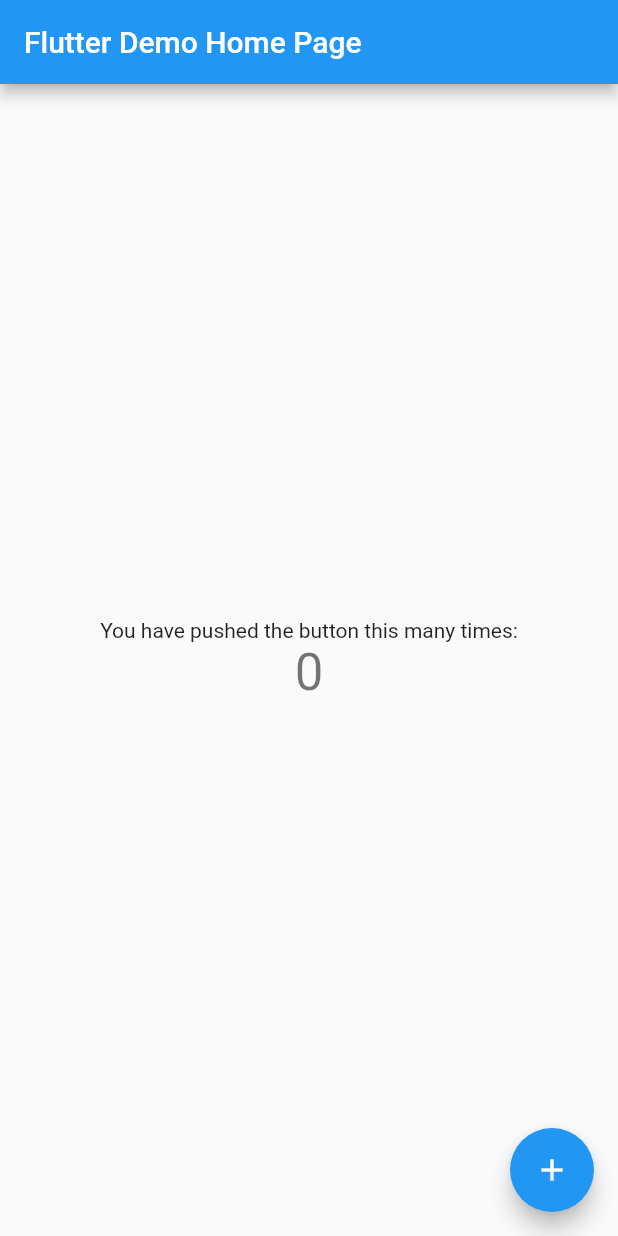
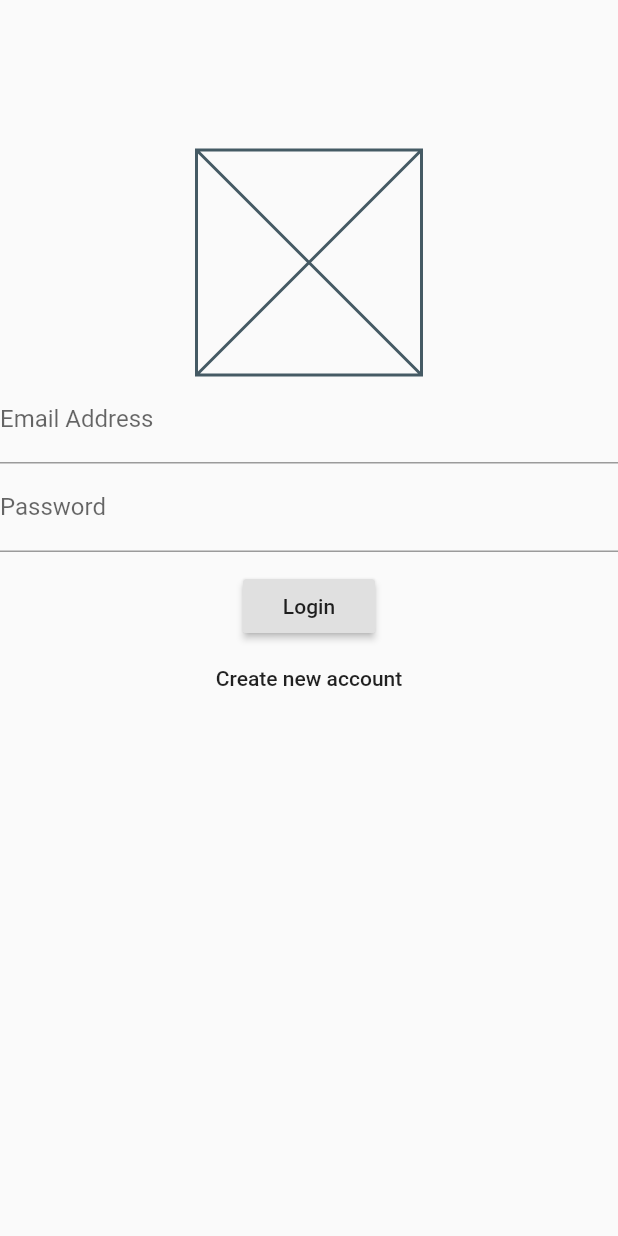
Before and after one commit to MatthieuNadeau96/flutter_messenger, a Flutter app: the screen it shows after launch, on a phone screen of 412 x 824 dp. Run offline on Flutter 3.47's test engine with Material 2 defaults, Android fonts, the phone set to English and light mode, and no system bars; our stand-ins replace cloud_firestore; accounts and stored records are empty.

Commit message:
Imported Firestore. Created an Authentication Screen with an Authentication Form to validate user's email, username, and password

```diff
--- a/lib/main.dart
+++ b/lib/main.dart
@@ -1,117 +1,21 @@
 import 'package:flutter/material.dart';
+import 'package:flutter_messenger/screens/auth_screen.dart';
+import 'package:flutter_messenger/screens/chat_screen.dart';
 
 void main() {
   runApp(MyApp());
 }
 
 class MyApp extends StatelessWidget {
-  // This widget is the root of your application.
   @override
   Widget build(BuildContext context) {
     return MaterialApp(
       title: 'Flutter Demo',
       theme: ThemeData(
-        // This is the theme of your application.
-        //
-        // Try running your application with "flutter run". You'll see the
-        // application has a blue toolbar. Then, without quitting the app, try
-        // changing the primarySwatch below to Colors.green and then invoke
-        // "hot reload" (press "r" in the console where you ran "flutter run",
-        // or simply save your changes to "hot reload" in a Flutter IDE).
-        // Notice that the counter didn't reset back to zero; the application
-        // is not restarted.
         primarySwatch: Colors.blue,
-        // This makes the visual density adapt to the platform that you run
-        // the app on. For desktop platforms, the controls will be smaller and
-        // closer together (more dense) than on mobile platforms.
         visualDensity: VisualDensity.adaptivePlatformDensity,
       ),
-      home: MyHomePage(title: 'Flutter Demo Home Page'),
+      home: AuthScreen(),
     );
   }
 }
-
-class MyHomePage extends StatefulWidget {
-  MyHomePage({Key key, this.title}) : super(key: key);
-
-  // This widget is the home page of your application. It is stateful, meaning
-  // that it has a State object (defined below) that contains fields that affect
-  // how it looks.
-
-  // This class is the configuration for the state. It holds the values (in this
-  // case the title) provided by the parent (in this case the App widget) and
-  // used by the build method of the State. Fields in a Widget subclass are
-  // always marked "final".
-
-  final String title;
-
-  @override
-  _MyHomePageState createState() => _MyHomePageState();
-}
-
-class _MyHomePageState extends State<MyHomePage> {
-  int _counter = 0;
-
-  void _incrementCounter() {
-    setState(() {
-      // This call to setState tells the Flutter framework that something has
-      // changed in this State, which causes it to rerun the build method below
-      // so that the display can reflect the updated values. If we changed
-      // _counter without calling setState(), then the build method would not be
-      // called again, and so nothing would appear to happen.
-      _counter++;
-    });
-  }
-
-  @override
-  Widget build(BuildContext context) {
-    // This method is rerun every time setState is called, for instance as done
-    // by the _incrementCounter method above.
-    //
-    // The Flutter framework has been optimized to make rerunning build methods
-    // fast, so that you can just rebuild anything that needs updating rather
-    // than having to individually change instances of widgets.
-    return Scaffold(
-      appBar: AppBar(
-        // Here we take the value from the MyHomePage object that was created by
-        // the App.build method, and use it to set our appbar title.
-        title: Text(widget.title),
-      ),
-      body: Center(
-        // Center is a layout widget. It takes a single child and positions it
-        // in the middle of the parent.
-        child: Column(
-          // Column is also a layout widget. It takes a list of children and
-          // arranges them vertically. By default, it sizes itself to fit its
-          // children horizontally, and tries to be as tall as its parent.
-          //
-          // Invoke "debug painting" (press "p" in the console, choose the
-          // "Toggle Debug Paint" action from the Flutter Inspector in Android
-          // Studio, or the "Toggle Debug Paint" command in Visual Studio Code)
-          // to see the wireframe for each widget.
-          //
-          // Column has various properties to control how it sizes itself and
-          // how it positions its children. Here we use mainAxisAlignment to
-          // center the children vertically; the main axis here is the vertical
-          // axis because Columns are vertical (the cross axis would be
-          // horizontal).
-          mainAxisAlignment: MainAxisAlignment.center,
-          children: <Widget>[
-            Text(
-              'You have pushed the button this many times:',
-            ),
-            Text(
-              '$_counter',
-              style: Theme.of(context).textTheme.headline4,
-            ),
-          ],
-        ),
-      ),
-      floatingActionButton: FloatingActionButton(
-        onPressed: _incrementCounter,
-        tooltip: 'Increment',
-        child: Icon(Icons.add),
-      ), // This trailing comma makes auto-formatting nicer for build methods.
-    );
-  }
-}
--- /dev/null
+++ b/lib/screens/auth_screen.dart
@@ -0,0 +1,23 @@
+import 'package:flutter/material.dart';
+import 'package:flutter_messenger/widgets/auth_form.dart';
+
+class AuthScreen extends StatefulWidget {
+  @override
+  _AuthScreenState createState() => _AuthScreenState();
+}
+
+class _AuthScreenState extends State<AuthScreen> {
+  void _submitAuthForm(
+    String email,
+    String password,
+    String username,
+    bool isLogin,
+  ) {}
+
+  @override
+  Widget build(BuildContext context) {
+    return Scaffold(
+      body: AuthForm(_submitAuthForm),
+    );
+  }
+}
--- /dev/null
+++ b/lib/widgets/auth_form.dart
@@ -0,0 +1,132 @@
+import 'package:flutter/material.dart';
+
+class AuthForm extends StatefulWidget {
+  AuthForm(this.submitFn);
+  final void Function(
+    String email,
+    String password,
+    String username,
+    bool isLogin,
+  ) submitFn;
+
+  @override
+  _AuthFormState createState() => _AuthFormState();
+}
+
+class _AuthFormState extends State<AuthForm> {
+  final _formKey = GlobalKey<FormState>();
+  var _isLogin = true;
+  String _userEmail = '';
+  String _userName = '';
+  String _userPassword = '';
+
+  void _trySubmit() {
+    final isValid = _formKey.currentState.validate();
+    FocusScope.of(context).unfocus();
+    if (isValid) {
+      _formKey.currentState.save();
+    }
+    widget.submitFn(
+      _userEmail,
+      _userName,
+      _userPassword,
+      _isLogin,
+    );
+    // send auth requrest
+  }
+
+  @override
+  Widget build(BuildContext context) {
+    return Column(
+      children: [
+        SizedBox(height: 100, width: double.infinity),
+        SizedBox(
+          height: 150,
+          width: 150,
+          child: Placeholder(),
+        ),
+        Expanded(
+          child: SingleChildScrollView(
+            child: Form(
+              key: _formKey,
+              child: Column(
+                mainAxisSize: MainAxisSize.min,
+                children: [
+                  TextFormField(
+                    key: ValueKey('email'),
+                    validator: (value) {
+                      if (value.isEmpty || !value.contains('@')) {
+                        return 'Please enter a valid email address.';
+                      }
+                      return null;
+                    },
+                    keyboardType: TextInputType.emailAddress,
+                    decoration: InputDecoration(
+                      labelText: 'Email Address',
+                    ),
+                    onSaved: (value) {
+                      _userEmail = value;
+                    },
+                  ),
+                  if (!_isLogin)
+                    TextFormField(
+                      key: ValueKey('username'),
+                      validator: (value) {
+                        if (value.isEmpty || value.length < 4) {
+                          return 'Please enter at least 4 characters.';
+                        }
+                        return null;
+                      },
+                      decoration: InputDecoration(
+                        labelText: 'Username',
+                      ),
+                      onSaved: (value) {
+                        _userName = value;
+                      },
+                    ),
+                  TextFormField(
+                    key: ValueKey('password'),
+                    validator: (value) {
+                      if (value.isEmpty || value.length < 7) {
+                        return 'Password must be at least 7 characters long.';
+                      }
+                      return null;
+                    },
+                    obscureText: true,
+                    decoration: InputDecoration(
+                      labelText: 'Password',
+                    ),
+                    onSaved: (value) {
+                      _userPassword = value;
+                    },
+                  ),
+                  SizedBox(height: 12),
+                  RaisedButton(
+                    child: Text(
+                      _isLogin ? 'Login' : 'Signup',
+                    ),
+                    onPressed: () {
+                      _trySubmit();
+                    },
+                  ),
+                  FlatButton(
+                    child: Text(
+                      _isLogin
+                          ? 'Create new account'
+                          : 'Already have an account',
+                    ),
+                    onPressed: () {
+                      setState(() {
+                        _isLogin = !_isLogin;
+                      });
+                    },
+                  ),
+                ],
+              ),
+            ),
+          ),
+        ),
+      ],
+    );
+  }
+}
--- a/pubspec.yaml
+++ b/pubspec.yaml
@@ -28,6 +28,7 @@
   # The following adds the Cupertino Icons font to your application.
   # Use with the CupertinoIcons class for iOS style icons.
   cupertino_icons: ^0.1.3
+  cloud_firestore: ^0.13.7
 
 dev_dependencies:
   flutter_test:
```
Also changed, not shown: lib/screens/chat_screen.dart (added, +28 -0 lines), pubspec.lock, 2 other files.
